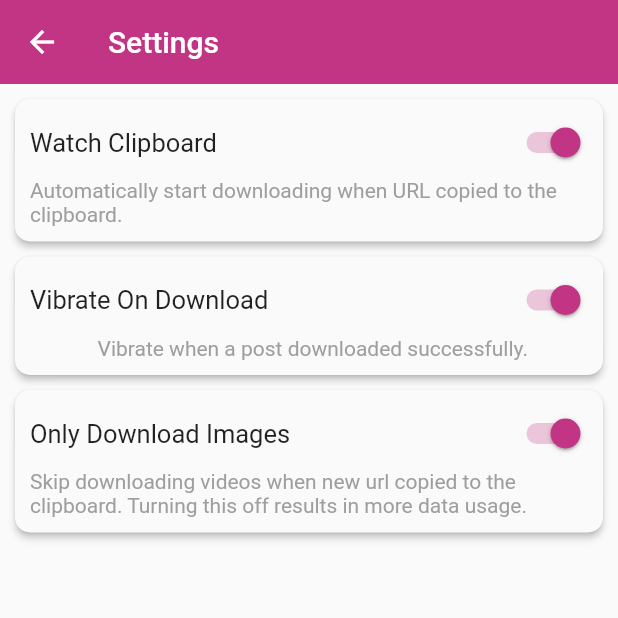
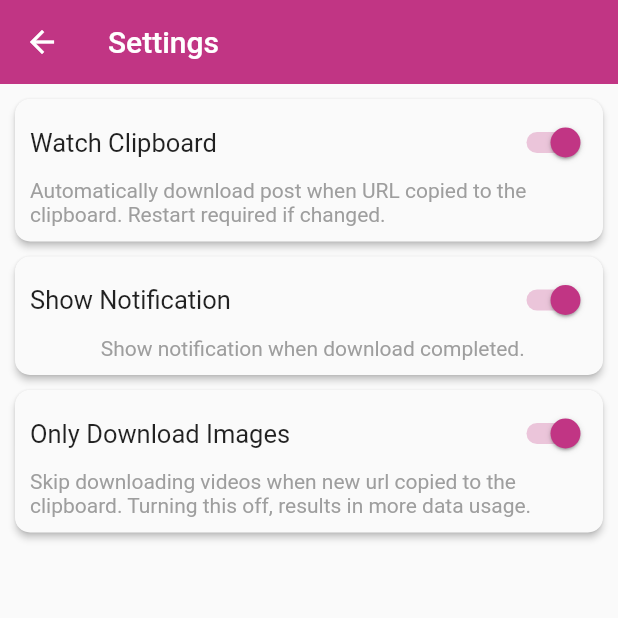
Before and after one commit to MRezaKarimi/igsaver, a Flutter app: the Settings screen opened by its route, on a phone screen of 412 x 824 dp, the top half of it. Run offline on Flutter 3.47's test engine with Material 2 defaults, Android fonts, the phone set to English and light mode, and no system bars; our stand-ins replace awesome_notifications, dio, hive, hive_flutter, photo_view; accounts and stored records are empty.

Commit message:
vibrate changed to show notification

```diff
--- a/lib/pages/settings.dart
+++ b/lib/pages/settings.dart
@@ -15,8 +15,9 @@ class _SettingsState extends State<Settings> {
 
   @override
   Widget build(BuildContext context) {
-    bool clipboardSwitch = settings.get(SettingsService.clipboard, true);
-    bool vibrateSwitch = settings.get(SettingsService.vibrate, true);
+    bool clipboardSwitch = settings.get(SettingsService.watchClipboard, true);
+    bool notificationSwitch =
+        settings.get(SettingsService.showNotification, true);
     bool imagesOnlySwitch = settings.get(SettingsService.imagesOnly, true);
 
     return Scaffold(
@@ -32,30 +33,30 @@ class _SettingsState extends State<Settings> {
             SettingsCard(
               title: 'Watch Clipboard',
               description:
-                  'Automatically start downloading when URL copied to the clipboard.',
+                  'Automatically download post when URL copied to the clipboard. Restart required if changed.',
               switchValue: clipboardSwitch,
               switchCallback: (bool value) {
                 setState(() {
                   clipboardSwitch = value;
                 });
-                settings.set(SettingsService.clipboard, value);
+                settings.set(SettingsService.watchClipboard, value);
               },
             ),
             SettingsCard(
-              title: 'Vibrate On Download',
-              description: 'Vibrate when a post downloaded successfully.',
-              switchValue: vibrateSwitch,
+              title: 'Show Notification',
+              description: 'Show notification when download completed.',
+              switchValue: notificationSwitch,
               switchCallback: (bool value) {
                 setState(() {
-                  vibrateSwitch = value;
+                  notificationSwitch = value;
                 });
-                settings.set(SettingsService.vibrate, value);
+                settings.set(SettingsService.showNotification, value);
               },
             ),
             SettingsCard(
               title: 'Only Download Images',
               description:
-                  'Skip downloading videos when new url copied to the clipboard. Turning this off results in more data usage.',
+                  'Skip downloading videos when new url copied to the clipboard. Turning this off, results in more data usage.',
               switchValue: imagesOnlySwitch,
               switchCallback: (bool value) {
                 setState(() {
--- a/lib/services/settings_service.dart
+++ b/lib/services/settings_service.dart
@@ -7,8 +7,8 @@ class SettingsService {
     await Hive.openBox('settings');
   }
 
-  static const clipboard = 'CLIPBOARD';
-  static const vibrate = 'VIBRATE';
+  static const watchClipboard = 'CLIPBOARD';
+  static const showNotification = 'VIBRATE';
   static const imagesOnly = 'IMAGES_ONLY';
 
   bool get(String key, bool defaultValue) {
```
